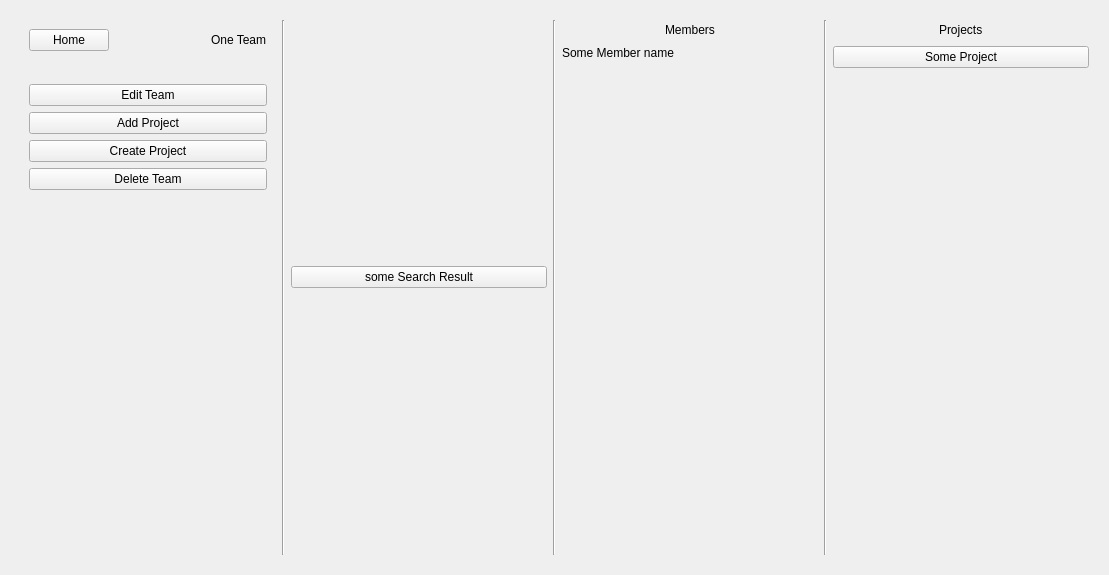
First picture: the form in Client/dashboard.ui, repository amirsoleimani7/AP_Project, before the edit.
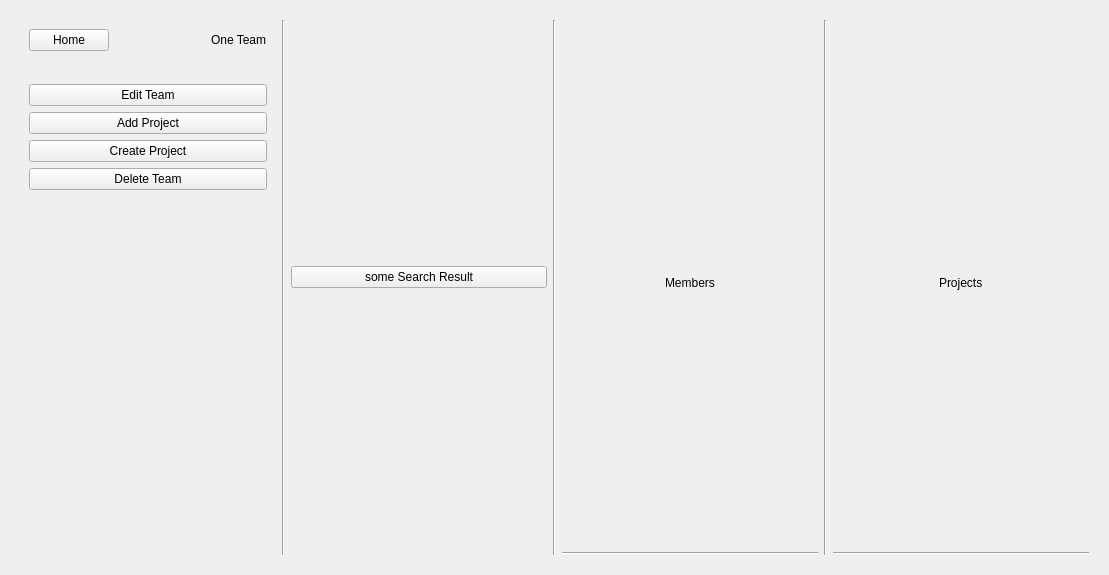
Second picture: the form after the edit. The open tabs and pages were chosen to show the change.

What changed in the file:
```diff
--- a/Client/dashboard.ui
+++ b/Client/dashboard.ui
@@ -1384,24 +1384,14 @@
           </layout>
          </item>
          <item>
-          <widget class="QLabel" name="label">
-           <property name="text">
-            <string>Some Member name</string>
+          <widget class="Line" name="line_18">
+           <property name="orientation">
+            <enum>Qt::Horizontal</enum>
            </property>
           </widget>
          </item>
          <item>
-          <spacer name="verticalSpacer_54">
-           <property name="orientation">
-            <enum>Qt::Vertical</enum>
-           </property>
-           <property name="sizeHint" stdset="0">
-            <size>
-             <width>20</width>
-             <height>40</height>
-            </size>
-           </property>
-          </spacer>
+          <layout class="QVBoxLayout" name="verticalLayout_members_of_team"/>
          </item>
         </layout>
        </item>
@@ -1452,24 +1442,14 @@
           </layout>
          </item>
          <item>
-          <widget class="QPushButton" name="SomeProjectButton_17">
-           <property name="text">
-            <string>Some Project</string>
+          <widget class="Line" name="line_17">
+           <property name="orientation">
+            <enum>Qt::Horizontal</enum>
            </property>
           </widget>
          </item>
          <item>
-          <spacer name="verticalSpacer_55">
-           <property name="orientation">
-            <enum>Qt::Vertical</enum>
-           </property>
-           <property name="sizeHint" stdset="0">
-            <size>
-             <width>20</width>
-             <height>40</height>
-            </size>
-           </property>
-          </spacer>
+          <layout class="QVBoxLayout" name="verticalLayout_projects_of_team"/>
          </item>
         </layout>
        </item>
```
Left out of the diff: 17 changed lines with no effect on the pictures.
